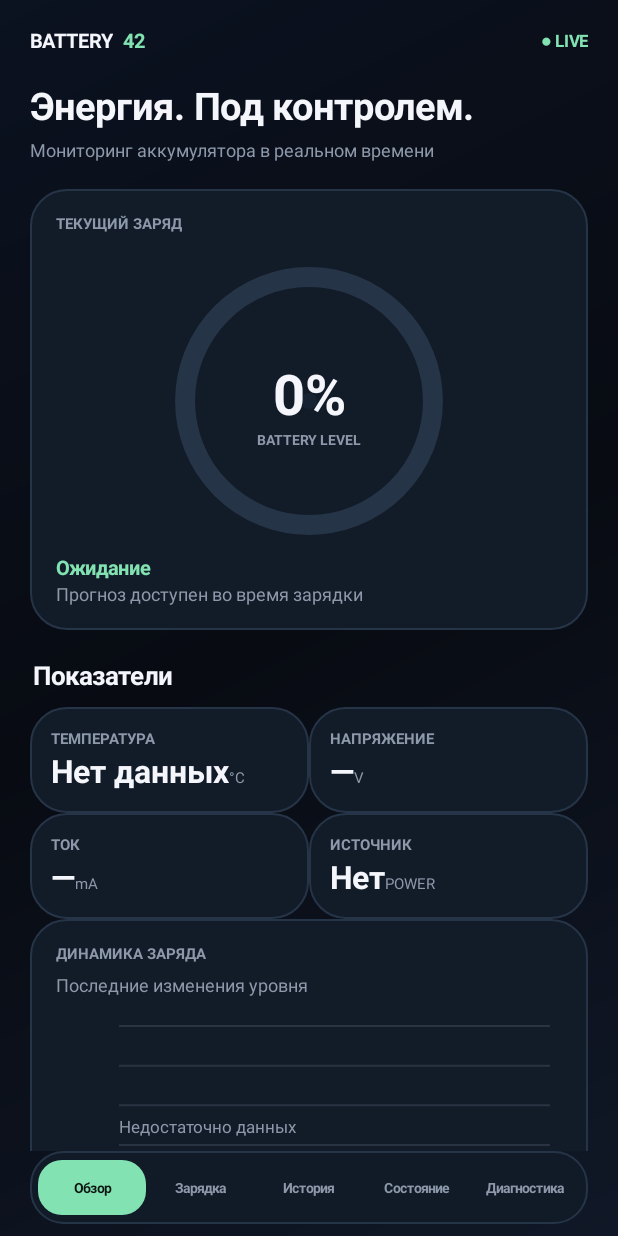
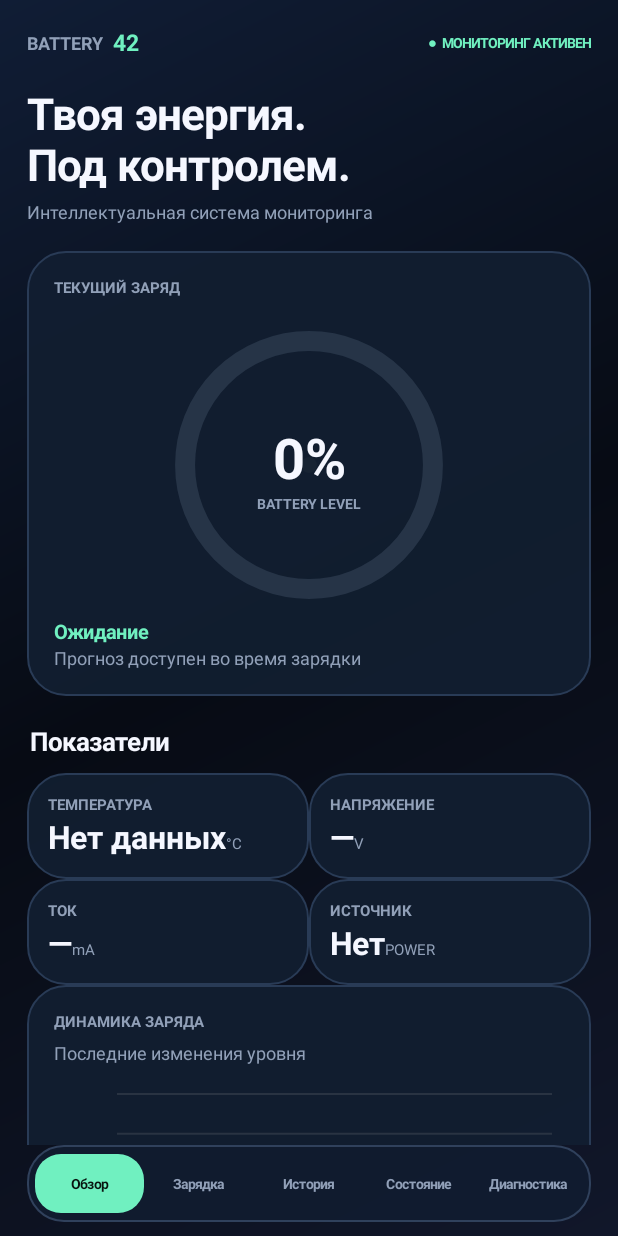
Before and after one commit to fin4eg1/BatteryMonitor42, an Android app: the screen it shows after launch (MainActivity), on a phone screen of 412 x 824 dp. Run offline under Robolectric (Android 15) with nearby library versions, the phone set to English and light mode, and no system bars.

Commit message:
Redesign Battery Monitor 42 with premium dark glass UI

```diff
--- a/app/src/main/java/ru/dmitry/batterymonitor42/MainActivity.java
+++ b/app/src/main/java/ru/dmitry/batterymonitor42/MainActivity.java
@@ -13,7 +13,7 @@ import java.util.*;
 import java.text.SimpleDateFormat;
 
 public class MainActivity extends Activity {
-    static final int BG=0xff080b12, PANEL=0xff141a24, PANEL2=0xff1b2431, TEXT=0xfff4f6fb, MUTED=0xff8d99aa, GREEN=0xff83e2b2, BLUE=0xff91b9ff, ORANGE=0xffffbd75, RED=0xffff777d;
+    static final int BG=0xff070b14, PANEL=0xff111a2a, PANEL2=0xff1a2940, TEXT=0xfff5f7ff, MUTED=0xff91a0b8, GREEN=0xff70f0c0, BLUE=0xff8ebdff, ORANGE=0xffffc078, RED=0xffff7188;
     LinearLayout root, content, nav;
     TextView pct,status,temp,voltage,current,health,source,tech,cycles,eta,healthScore;
     BatteryRing ring;
@@ -38,12 +38,12 @@ public class MainActivity extends Activity {
     TextView label(String s,int size,int color,boolean bold){TextView t=new TextView(this);t.setText(s);t.setTextSize(size);t.setTextColor(color);if(bold)t.setTypeface(null,1);return t;}
     LinearLayout column(){LinearLayout l=new LinearLayout(this);l.setOrientation(1);return l;}
     LinearLayout row(){LinearLayout l=new LinearLayout(this);l.setOrientation(0);l.setGravity(Gravity.CENTER_VERTICAL);return l;}
-    LinearLayout panel(){LinearLayout p=column();p.setPadding(dp(17),dp(16),dp(17),dp(16));p.setBackground(shape(0xff121b28,24,0xff263447));LinearLayout.LayoutParams lp=new LinearLayout.LayoutParams(-1,-2);lp.bottomMargin=dp(13);p.setLayoutParams(lp);return p;}
-    void buildShell(){root=column();GradientDrawable backdrop=new GradientDrawable(GradientDrawable.Orientation.TL_BR,new int[]{0xff0b1220,0xff080b12,0xff101827});root.setBackground(backdrop);root.setPadding(dp(20),dp(18),dp(20),dp(8));root.setOnApplyWindowInsetsListener((v,insets)->{v.setPadding(dp(20),dp(18)+insets.getSystemWindowInsetTop(),dp(20),dp(8)+insets.getSystemWindowInsetBottom());return insets;});LinearLayout head=row();TextView brand=label("BATTERY",13,TEXT,true);TextView mark=label("  42",13,GREEN,true);head.addView(brand);head.addView(mark);head.addView(new View(this),new LinearLayout.LayoutParams(0,1,1));TextView live=label("● LIVE",11,GREEN,true);head.addView(live);root.addView(head);
-        TextView heading=label("Энергия. Под контролем.",25,TEXT,true);LinearLayout.LayoutParams hp=new LinearLayout.LayoutParams(-1,-2);hp.topMargin=dp(17);hp.bottomMargin=dp(4);root.addView(heading,hp);
-        TextView sub=label("Мониторинг аккумулятора в реальном времени",12,MUTED,false);root.addView(sub);
+    LinearLayout panel(){LinearLayout p=column();p.setPadding(dp(18),dp(17),dp(18),dp(17));p.setBackground(shape(0xee121e31,25,0xff293b56));LinearLayout.LayoutParams lp=new LinearLayout.LayoutParams(-1,-2);lp.bottomMargin=dp(13);p.setLayoutParams(lp);return p;}
+    void buildShell(){root=column();GradientDrawable backdrop=new GradientDrawable(GradientDrawable.Orientation.TL_BR,new int[]{0xff101d35,0xff070b14,0xff11172a});root.setBackground(backdrop);root.setPadding(dp(18),dp(18),dp(18),dp(9));root.setOnApplyWindowInsetsListener((v,insets)->{v.setPadding(dp(18),dp(18)+insets.getSystemWindowInsetTop(),dp(18),dp(9)+insets.getSystemWindowInsetBottom());return insets;});LinearLayout head=row();TextView brand=label("BATTERY",12,MUTED,true);TextView mark=label("  42",15,GREEN,true);head.addView(brand);head.addView(mark);head.addView(new View(this),new LinearLayout.LayoutParams(0,1,1));TextView live=label("●  МОНИТОРИНГ АКТИВЕН",9,GREEN,true);head.addView(live);root.addView(head);
+        TextView heading=label("Твоя энергия.\nПод контролем.",29,TEXT,true);LinearLayout.LayoutParams hp=new LinearLayout.LayoutParams(-1,-2);hp.topMargin=dp(17);hp.bottomMargin=dp(4);root.addView(heading,hp);
+        TextView sub=label("Интеллектуальная система мониторинга",12,MUTED,false);root.addView(sub);
         ScrollView scroll=new ScrollView(this);scroll.setFillViewport(false);content=column();content.setPadding(0,dp(18),0,dp(10));scroll.addView(content);root.addView(scroll,new LinearLayout.LayoutParams(-1,0,1));
-        nav=row();nav.setPadding(dp(5),dp(6),dp(5),dp(6));nav.setBackground(shape(0xff111a27,22,0xff263447));String[] tabs={"Обзор","Зарядка","История","Состояние","Диагностика"};for(String s:tabs){TextView t=label(s,9,s.equals(page)?0xff09130f:MUTED,true);t.setGravity(Gravity.CENTER);t.setPadding(dp(5),dp(12),dp(5),dp(12));t.setBackground(shape(s.equals(page)?GREEN:0x00000000,16,0));nav.addView(t,new LinearLayout.LayoutParams(0,-2,1));t.setOnClickListener(v->{page=s;buildPage();updateNavStyles();});}root.addView(nav);setContentView(root);buildPage();updateNavStyles();} void updateNavStyles(){if(nav==null)return;for(int j=0;j<nav.getChildCount();j++){TextView x=(TextView)nav.getChildAt(j);boolean selected=x.getText().toString().equals(page);x.setTextColor(selected?0xff09130f:MUTED);x.setBackground(shape(selected?GREEN:0x00000000,16,0));}}
+        nav=row();nav.setPadding(dp(5),dp(6),dp(5),dp(6));nav.setBackground(shape(0xee111c30,24,0xff30415c));String[] tabs={"Обзор","Зарядка","История","Состояние","Диагностика"};for(String s:tabs){TextView t=label(s,9,s.equals(page)?0xff06130f:MUTED,true);t.setGravity(Gravity.CENTER);t.setPadding(dp(3),dp(13),dp(3),dp(13));t.setBackground(shape(s.equals(page)?GREEN:0x00000000,16,0));nav.addView(t,new LinearLayout.LayoutParams(0,-2,1));t.setOnClickListener(v->{page=s;buildPage();updateNavStyles();});}root.addView(nav);setContentView(root);buildPage();updateNavStyles();} void updateNavStyles(){if(nav==null)return;for(int j=0;j<nav.getChildCount();j++){TextView x=(TextView)nav.getChildAt(j);boolean selected=x.getText().toString().equals(page);x.setTextColor(selected?0xff09130f:MUTED);x.setBackground(shape(selected?GREEN:0x00000000,17,0));}}
     void buildPage(){content.removeAllViews();if(page.equals("Обзор"))overview();else if(page.equals("Зарядка"))chargePage();else if(page.equals("История"))historyPage();else if(page.equals("Состояние"))healthPage();else if(page.equals("Диагностика"))diagnosticsPage();else tipsPage();}
     void overview(){LinearLayout hero=panel();hero.setGravity(Gravity.CENTER_HORIZONTAL);TextView cap=label("ТЕКУЩИЙ ЗАРЯД",10,MUTED,true);hero.addView(cap);ring=new BatteryRing();LinearLayout.LayoutParams rp=new LinearLayout.LayoutParams(dp(204),dp(204));rp.topMargin=dp(9);hero.addView(ring,rp);pct=label(level+"%",39,TEXT,true);status=label(statusText(),13,GREEN,true);LinearLayout.LayoutParams sp=new LinearLayout.LayoutParams(-2,-2);sp.topMargin=dp(5);hero.addView(status);eta=label(chargingEtaText(),12,MUTED,false);LinearLayout.LayoutParams ep=new LinearLayout.LayoutParams(-2,-2);ep.topMargin=dp(10);hero.addView(eta);content.addView(hero);
         TextView section=label("Показатели",17,TEXT,true);section.setPadding(dp(2),dp(5),0,dp(10));content.addView(section);
```
